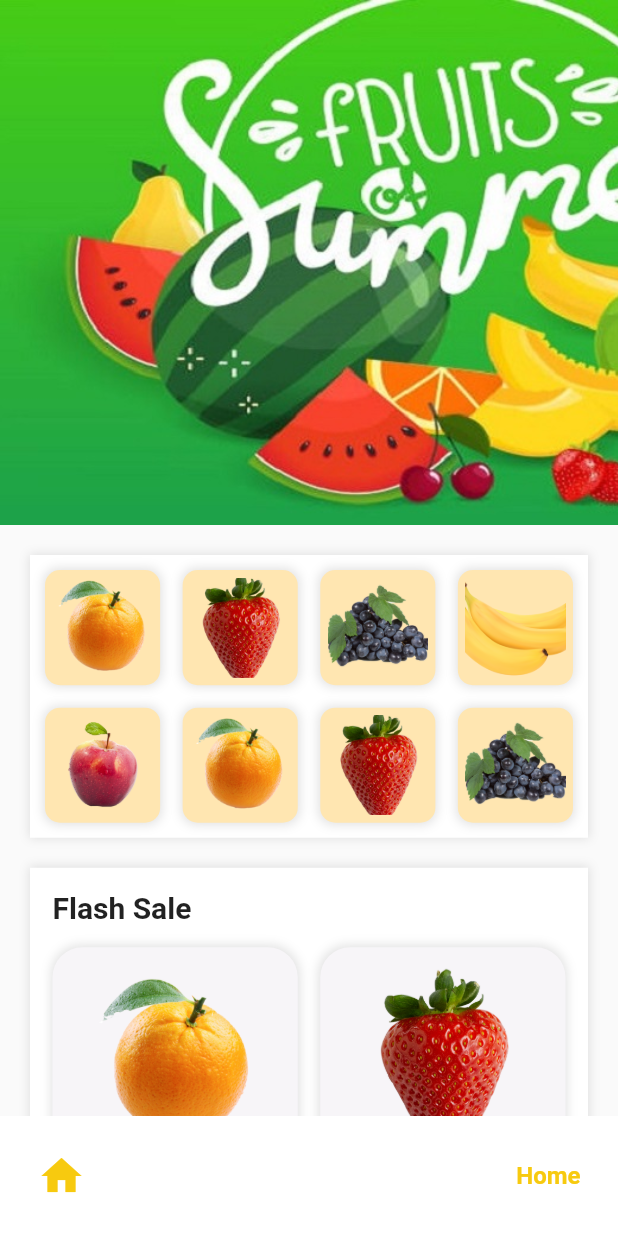
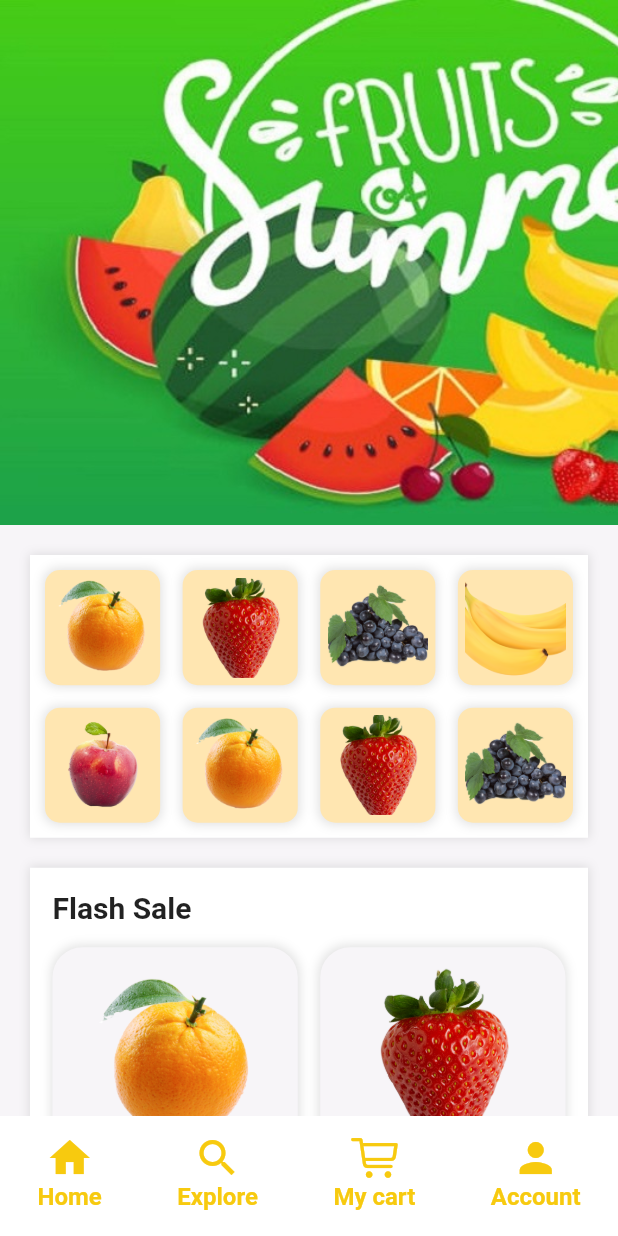
Before and after one commit to chinthanipiumi2001/grocery_store_app, a Flutter app: the HomePage screen opened directly, on a phone screen of 412 x 824 dp. Run offline on Flutter 3.47's test engine with Material 2 defaults, Android fonts, the phone set to English and light mode, and no system bars.

Commit message:
update main file and add home page navigater bar

```diff
--- a/lib/widgets/HomeBottomBar.dart
+++ b/lib/widgets/HomeBottomBar.dart
@@ -1,3 +1,4 @@
+import 'package:flutter/cupertino.dart';
 import 'package:flutter/material.dart';
 
 class HomeBottomBar extends StatelessWidget{
@@ -11,6 +12,8 @@ class HomeBottomBar extends StatelessWidget{
       ),
       child: Row(
         mainAxisAlignment: MainAxisAlignment.spaceBetween,
+        children: [
+          Column(
             children: [
               Icon(
                 Icons.home,
@@ -27,6 +30,64 @@ class HomeBottomBar extends StatelessWidget{
               ),
             ],
           ),
+          Column(
+            children: [
+              Icon(
+                Icons.search,
+                color: Color(0xFFF7CA0F),
+                size: 32,
+              ),
+              Text(
+                "Explore",
+                style: TextStyle(
+                  color: Color(0xFFF7CA0F),
+                  fontSize: 16,
+                  fontWeight: FontWeight.bold,
+                ),
+              ),
+            ],
+          ),
+          InkWell(
+            onTap: (){
+              //Navigator.pushNamed(context, "cartPage");
+            },
+            child: Column(
+              children: [
+                Icon(
+                  CupertinoIcons.cart,
+                  color: Color(0xFFF7CA0F),
+                  size: 32,
+                ),
+                Text(
+                  "My cart",
+                  style: TextStyle(
+                    color: Color(0xFFF7CA0F),
+                    fontSize: 16,
+                    fontWeight: FontWeight.bold,
+                  ),
+                ),
+              ],
+            ),
+          ),
+          Column(
+            children: [
+              Icon(
+                Icons.person,
+                color: Color(0xFFF7CA0F),
+                size: 32,
+              ),
+              Text(
+                "Account",
+                style: TextStyle(
+                  color: Color(0xFFF7CA0F),
+                  fontSize: 16,
+                  fontWeight: FontWeight.bold,
+                ),
+              ),
+            ],
+          ),
+        ],
+      ),
     );
   }
 }
```
Also changed, not shown: lib/main.dart (+21 -102 lines), lib/pages/ItemPage.dart (added, +8 -0 lines). Lines whose indentation alone changed are shown as unchanged.
